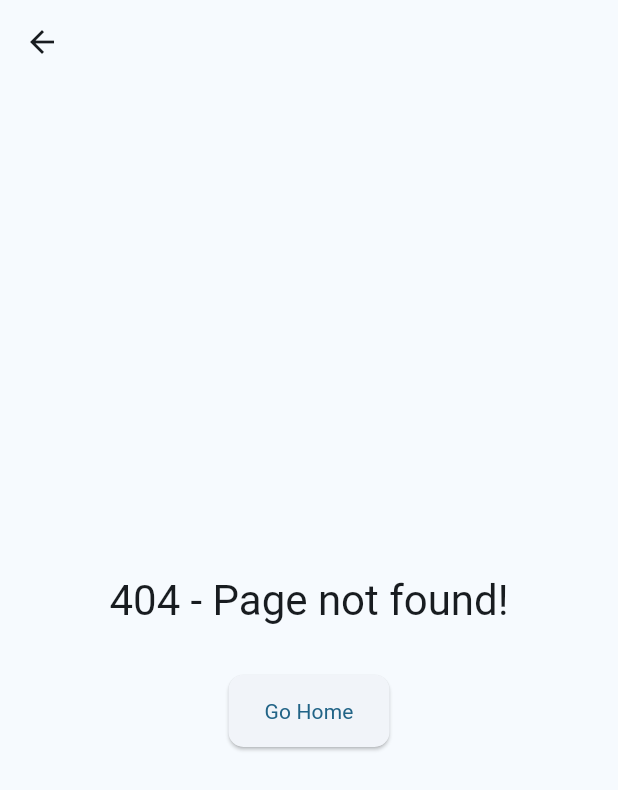
After one commit to Catelt/Our-Tutor, a Flutter app: the NotFoundScreen screen opened directly, after a tap on "Go Home", on a phone screen of 412 x 824 dp. The commit adds this screen. Shown: the top 790 px of the screen. Run offline on Flutter 3.47's test engine with Material 2 defaults, Android fonts, the phone set to English and light mode, and no system bars; our stand-ins replace bloc, flutter_rating_bar, flutter_svg, go_router, video_player; network calls fail.

Commit message:
simple rouier

```diff
--- a/lib/app/common_widgets/common_widgets.dart
+++ b/lib/app/common_widgets/common_widgets.dart
@@ -1,3 +1,4 @@
+export 'action_text_button.dart';
 export 'primary_button.dart';
 export 'rating_bar.dart';
 export 'remote_video.dart';
--- a/lib/app/common_widgets/rating_bar.dart
+++ b/lib/app/common_widgets/rating_bar.dart
@@ -33,10 +33,10 @@ class RatingBarWidget extends StatelessWidget {
           visible: numRating != null,
           child: Text(
             '($numRating)',
-            style: TextStyle(
+            style: const TextStyle(
               fontSize: 14,
               fontStyle: FontStyle.italic,
-              color: Colors.grey[100],
+              color: Colors.grey,
             ),
           ),
         )
--- a/lib/app/common_widgets/svg_widget.dart
+++ b/lib/app/common_widgets/svg_widget.dart
@@ -28,10 +28,7 @@ class SvgWidget extends StatelessWidget {
               color!,
               BlendMode.srcIn,
             )
-          : ColorFilter.mode(
-              Theme.of(context).colorScheme.primary,
-              BlendMode.srcIn,
-            ),
+          : null,
     );
   }
 }
--- /dev/null
+++ b/lib/app/features/home/app_scaffold.dart
@@ -0,0 +1,56 @@
+import 'package:flutter/material.dart';
+import 'package:go_router/go_router.dart';
+
+class AppScaffold extends StatefulWidget {
+  const AppScaffold({Key? key, required this.child}) : super(key: key);
+  final Widget child;
+  @override
+  State<AppScaffold> createState() => _AppScaffoldState();
+}
+
+class _AppScaffoldState extends State<AppScaffold> {
+  @override
+  Widget build(BuildContext context) {
+    return Scaffold(
+      body: widget.child,
+      bottomNavigationBar: BottomNavigationBar(
+        currentIndex: _calculateSelectedIndex(context),
+        onTap: onTap,
+        items: const [
+          BottomNavigationBarItem(icon: Icon(Icons.home), label: 'Home'),
+          BottomNavigationBarItem(icon: Icon(Icons.search), label: 'Search'),
+          BottomNavigationBarItem(
+              icon: Icon(Icons.account_box), label: 'Account'),
+        ],
+      ),
+    );
+  }
+
+  int _calculateSelectedIndex(BuildContext context) {
+    final route = GoRouter.of(context);
+    final location = route.location;
+    if (location.startsWith('/tutors')) {
+      return 0;
+    }
+    if (location.startsWith('/courses')) {
+      return 1;
+    }
+    if (location.startsWith('/signIn')) {
+      return 2;
+    }
+    return 0;
+  }
+
+  void onTap(int value) {
+    switch (value) {
+      case 0:
+        return context.go('/tutors');
+      case 1:
+        return context.go('/courses');
+      case 2:
+        return context.go('/signIn');
+      default:
+        return context.go('/');
+    }
+  }
+}
--- a/lib/app/features/tutor/presentation/view/tutor_detail_screen.dart
+++ b/lib/app/features/tutor/presentation/view/tutor_detail_screen.dart
@@ -15,6 +15,7 @@ class TutorDetailScreen extends StatelessWidget {
         child: Padding(
           padding: const EdgeInsets.symmetric(horizontal: Sizes.p12),
           child: Column(
+            crossAxisAlignment: CrossAxisAlignment.start,
             children: [
               Row(
                 crossAxisAlignment: CrossAxisAlignment.center,
@@ -71,7 +72,7 @@ class TutorDetailScreen extends StatelessWidget {
                   ],
                 ),
               ),
-              RemoteVideoWidget(url: item.introduceUrl),
+              Center(child: RemoteVideoWidget(url: item.introduceUrl)),
               detailWidget(
                   title: 'Languages',
                   child: WrapListWidget(list: item.languages)),
--- /dev/null
+++ b/lib/app/routing/app_routing.dart
@@ -0,0 +1,81 @@
+import 'package:flutter/material.dart';
+import 'package:go_router/go_router.dart';
+import 'package:our_tutor/app/constants/fake_tutors.dart';
+import 'package:our_tutor/app/features/authentication/presentation/view/sign_in_screen.dart';
+import 'package:our_tutor/app/features/course/presentation/view/course_detail_screen.dart';
+import 'package:our_tutor/app/features/course/presentation/view/courses_screen.dart';
+import 'package:our_tutor/app/features/home/app_scaffold.dart';
+import 'package:our_tutor/app/features/tutor/presentation/view/tutor_detail_screen.dart';
+import 'package:our_tutor/app/features/tutor/presentation/view/tutor_screen.dart';
+import 'package:our_tutor/app/routing/not_found_screen.dart';
+
+enum AppRoute {
+  tutors,
+  tutor,
+  courses,
+  course,
+  signIn,
+}
+
+final goRouter = GoRouter(
+  initialLocation: '/tutors',
+  routes: [
+    ShellRoute(
+      builder: (context, state, child) {
+        return AppScaffold(child: child);
+      },
+      routes: <RouteBase>[
+        GoRoute(
+          path: '/tutors',
+          name: AppRoute.tutors.name,
+          builder: (context, state) => const TutorScreen(),
+          routes: [
+            GoRoute(
+              path: ':id',
+              name: AppRoute.tutor.name,
+              builder: (context, state) {
+                final id = int.parse(state.params['id'] ?? '1');
+                final item = fakeTutors[id - 1];
+                return TutorDetailScreen(
+                  item: item,
+                );
+              },
+            )
+          ],
+        ),
+        GoRoute(
+          path: '/courses',
+          name: AppRoute.courses.name,
+          pageBuilder: (context, state) => MaterialPage(
+            key: state.pageKey,
+            fullscreenDialog: true,
+            child: const CoursesScreen(),
+          ),
+          routes: [
+            GoRoute(
+                path: ':id',
+                name: AppRoute.course.name,
+                pageBuilder: (context, state) {
+                  final id = int.parse(state.params['id'] ?? '1');
+                  final course = fakeTutors[id - 1];
+                  return MaterialPage(
+                    key: ValueKey(state.location),
+                    fullscreenDialog: true,
+                    child: const CourseDetailScreen(),
+                  );
+                }),
+          ],
+        ),
+        GoRoute(
+          path: '/signIn',
+          name: AppRoute.signIn.name,
+          pageBuilder: (context, state) => MaterialPage(
+              key: state.pageKey,
+              fullscreenDialog: true,
+              child: const SignInScreen()),
+        ),
+      ],
+    ),
+  ],
+  errorBuilder: (context, state) => const NotFoundScreen(),
+);
--- /dev/null
+++ b/lib/app/routing/not_found_screen.dart
@@ -0,0 +1,36 @@
+import 'package:flutter/material.dart';
+import 'package:go_router/go_router.dart';
+import 'package:our_tutor/app/common_widgets/common_widgets.dart';
+import 'package:our_tutor/app/constants/app_size.dart';
+import 'package:our_tutor/app/routing/app_routing.dart';
+
+/// Simple not found screen used for 404 errors (page not found on web)
+class NotFoundScreen extends StatelessWidget {
+  const NotFoundScreen({Key? key}) : super(key: key);
+
+  @override
+  Widget build(BuildContext context) {
+    return Scaffold(
+        appBar: AppBar(),
+        body: Padding(
+          padding: const EdgeInsets.all(Sizes.p16),
+          child: Center(
+            child: Column(
+              mainAxisSize: MainAxisSize.min,
+              children: [
+                Text(
+                  '404 - Page not found!',
+                  style: Theme.of(context).textTheme.headlineMedium,
+                  textAlign: TextAlign.center,
+                ),
+                gapH32,
+                PrimaryButton(
+                  onPressed: () => context.goNamed(AppRoute.tutors.name),
+                  text: 'Go Home',
+                )
+              ],
+            ),
+          ),
+        ));
+  }
+}
--- a/pubspec.yaml
+++ b/pubspec.yaml
@@ -11,6 +11,7 @@ dependencies:
   flutter:
     sdk: flutter
   flutter_bloc: ^8.1.2
+  go_router: ^6.2.0
   intl: ^0.17.0
   flutter_svg: ^2.0.2
   flutter_rating_bar: ^4.0.1
```
Also changed, not shown: lib/app/app.dart (+12 -2 lines), lib/app/common_widgets/action_text_button.dart (added, +22 -0 lines), lib/app/features/tutor/presentation/widgets/tutor_item.dart (+13 -3 lines), pubspec.lock.
